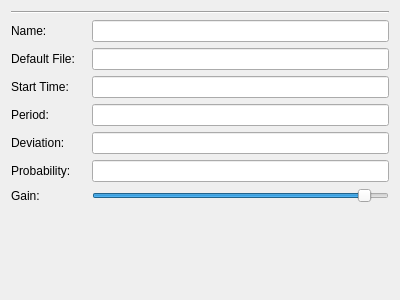
PGTA/PGTAComposer, file src/pgta_composer/forms/PGTAPropertiesView.ui: the form before one commit.
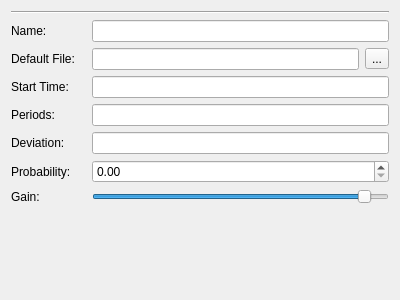
The form after the commit.

Patch:
```diff
--- a/src/pgta_composer/forms/PGTAPropertiesView.ui
+++ b/src/pgta_composer/forms/PGTAPropertiesView.ui
@@ -82,6 +82,13 @@
           <item>
            <widget class="QLineEdit" name="EditDefaultFile"/>
           </item>
+          <item>
+           <widget class="QToolButton" name="Browse">
+            <property name="text">
+             <string>...</string>
+            </property>
+           </widget>
+          </item>
          </layout>
         </item>
         <item>
@@ -115,7 +122,7 @@
              </size>
             </property>
             <property name="text">
-             <string>Period:</string>
+             <string>Periods:</string>
             </property>
            </widget>
           </item>
@@ -160,7 +167,20 @@
            </widget>
           </item>
           <item>
-           <widget class="QLineEdit" name="EditProbability"/>
+           <widget class="QDoubleSpinBox" name="EditProbability">
+            <property name="sizePolicy">
+             <sizepolicy hsizetype="Expanding" vsizetype="Fixed">
+              <horstretch>0</horstretch>
+              <verstretch>0</verstretch>
+             </sizepolicy>
+            </property>
+            <property name="maximum">
+             <double>1.000000000000000</double>
+            </property>
+            <property name="singleStep">
+             <double>0.100000000000000</double>
+            </property>
+           </widget>
           </item>
          </layout>
         </item>
```
